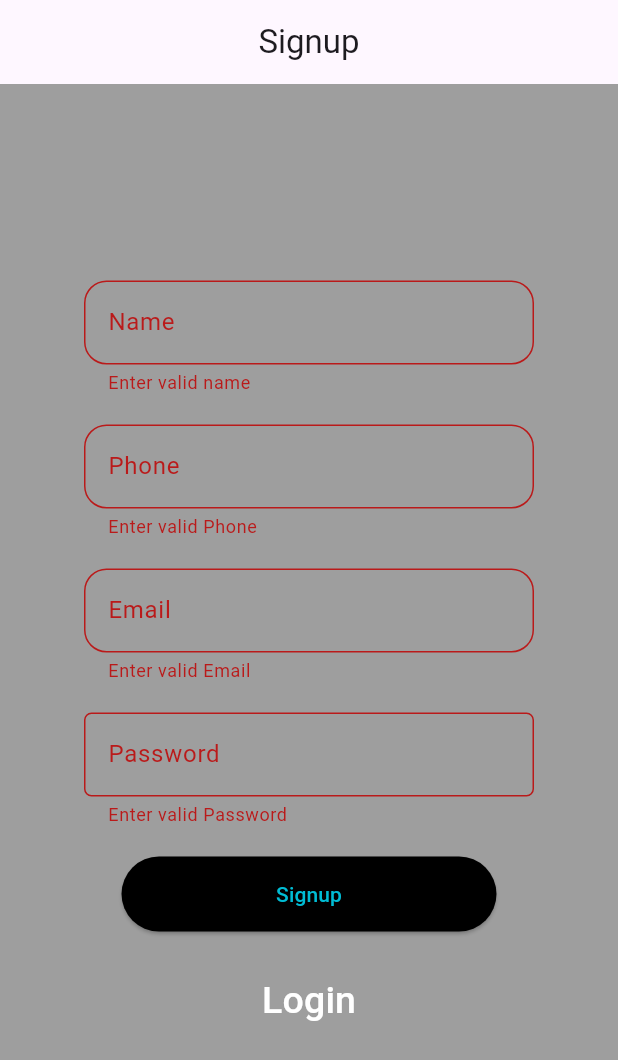
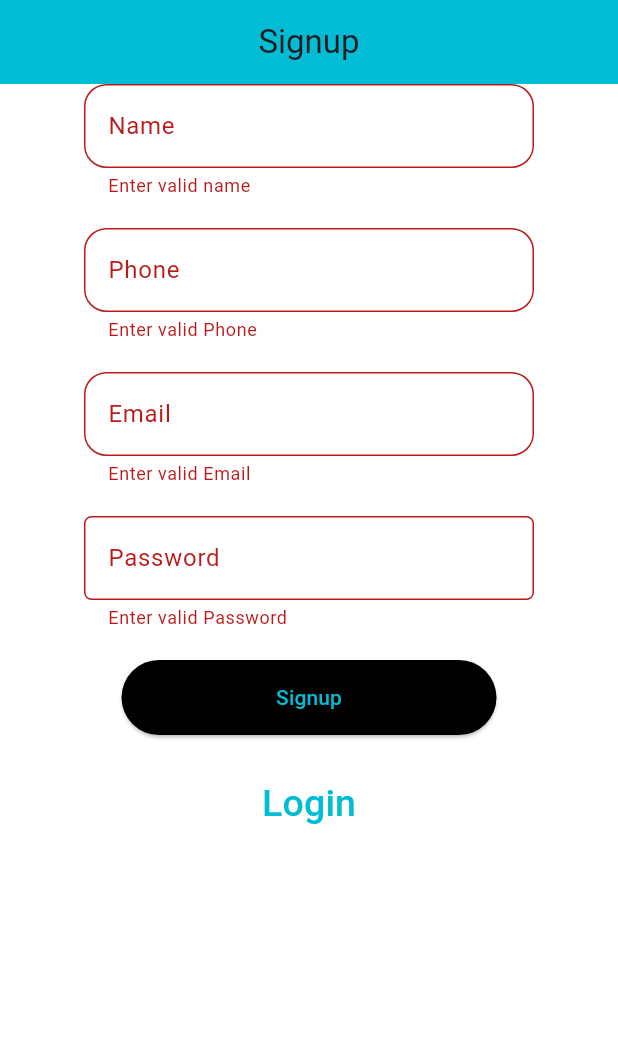
Before and after one commit to adamwaleedgamal/Flutter-Assisgmt, a Flutter app: the screen it shows after launch, after a tap on "Signup", on a phone screen of 412 x 824 dp. Shown: the top 1060 px of the screen. Run offline on Flutter 3.47's test engine with Material 3 defaults, Android fonts, the phone set to English and light mode, and no system bars; our stand-ins replace dio; network calls fail.

Commit message:
last commit

```diff
--- a/lib/main.dart
+++ b/lib/main.dart
@@ -1,5 +1,5 @@
 import 'package:adam_waleed_0522018/pages/signup.dart';
-import 'package:adam_waleed_0522018/provider/data_provider.dart';
+import 'package:adam_waleed_0522018/provider/ShopApp/data_provider.dart';
 import 'package:adam_waleed_0522018/provider/provider.dart';
 import 'package:flutter/material.dart';
 import 'package:provider/provider.dart';
@@ -17,10 +17,10 @@ class MyApp extends StatelessWidget {
   Widget build(BuildContext context) {
     return MultiProvider(providers:[
       ChangeNotifierProvider(
-        create: (context) => myp(),
+        create: (context) => ProviderLog(),
       ),
       ChangeNotifierProvider(
-        create: (context) => myp2(),
+        create: (context) => Providershop(),
       )
     ],
     child: MaterialApp(
--- a/lib/pages/home.dart
+++ b/lib/pages/ShopApp/home.dart
@@ -1,6 +1,6 @@
 import 'package:adam_waleed_0522018/Widget/item.dart';
-import 'package:adam_waleed_0522018/pages/productdet.dart';
-import 'package:adam_waleed_0522018/provider/data_provider.dart';
+import 'package:adam_waleed_0522018/pages/ShopApp/productdet.dart';
+import 'package:adam_waleed_0522018/provider/ShopApp/data_provider.dart';
 import 'package:flutter/material.dart';
 import 'package:provider/provider.dart';
 
@@ -9,7 +9,7 @@ class Home extends StatelessWidget {
 
   @override
   Widget build(BuildContext context) {
-    var p=Provider.of<myp2>(context);
+    var p=Provider.of<Providershop>(context);
     p.fech();
     return Scaffold(
       appBar: AppBar(
--- a/lib/pages/signup.dart
+++ b/lib/pages/signup.dart
@@ -11,10 +11,11 @@ class Signup extends StatelessWidget {
   var formkey=GlobalKey<FormState>();
   @override
   Widget build(BuildContext context) {
-    var p=Provider.of<myp>(context);
+    var p=Provider.of<ProviderLog>(context);
     return Scaffold(
-      backgroundColor: Colors.grey,
+      backgroundColor: Colors.white,
       appBar: AppBar(
+        backgroundColor: Colors.cyan,
         title: Text("Signup"),
         centerTitle: true,
       ),
@@ -22,13 +23,18 @@ class Signup extends StatelessWidget {
         key: formkey,
           child: Container(
             width: double.infinity,
+
             child: Column(
-              mainAxisAlignment: MainAxisAlignment.center,
+              mainAxisAlignment: MainAxisAlignment.start,
               children: [
                 Container(
+
                   width: 300,
+
                   child: TextFormField(
+
                     validator: (signup){
+
                       if(signup==null || signup.isEmpty)
                         {
                           return "Enter valid name";
@@ -49,6 +55,9 @@ class Signup extends StatelessWidget {
                       if(signup==null || signup.isEmpty)
                       {
                         return "Enter valid Phone";
+                      }
+                      if(signup.length!=11){
+                        return "Enter 11 num";
                       }
                     },
                     controller: phone,
@@ -108,7 +117,7 @@ class Signup extends StatelessWidget {
                 SizedBox(height: 20,),
                 TextButton(onPressed: (){
                   Navigator.push(context, MaterialPageRoute(builder: (context)=>Login()));
-                }, child: Text("Login",style: TextStyle(color: Colors.white,fontSize: 25),))
+                }, child: Text("Login",style: TextStyle(color: Colors.cyan,fontSize: 25),))
               ],
             ),
           )
--- /dev/null
+++ b/lib/provider/ShopApp/data_provider.dart
@@ -0,0 +1,15 @@
+import 'package:adam_waleed_0522018/models/ShopApp/data_model.dart';
+import 'package:adam_waleed_0522018/serviecs/ShopApp/data_serviecs.dart';
+import 'package:flutter/material.dart';
+
+
+class Providershop extends ChangeNotifier
+{
+  int i=0;
+  data_model? obj;
+  Future<void> fech()async
+  {
+    obj=await data_serviecs.get();
+    notifyListeners();
+  }
+}
--- a/lib/provider/data_provider.dart
+++ /dev/null
@@ -1,15 +0,0 @@
-import 'package:adam_waleed_0522018/models/data_model.dart';
-import 'package:adam_waleed_0522018/serviecs/data_serviecs.dart';
-import 'package:flutter/material.dart';
-
-
-class myp2 extends ChangeNotifier
-{
-  int i=0;
-  data_model? obj;
-  Future<void> fech()async
-  {
-    obj=await data_serviecs.get();
-    notifyListeners();
-  }
-}
--- a/lib/provider/provider.dart
+++ b/lib/provider/provider.dart
@@ -2,7 +2,7 @@ import 'package:adam_waleed_0522018/models/user_model.dart';
 import 'package:adam_waleed_0522018/serviecs/user_serviecs.dart';
 import 'package:flutter/material.dart';
 
-class myp extends ChangeNotifier
+class ProviderLog extends ChangeNotifier
 {
 //git
     user_model? obj;
@@ -11,11 +11,11 @@ class myp extends ChangeNotifier
       await user_services.signup(name, phone, email, password);
       notifyListeners();
     }
+
     Future<void> login(email,password)async
     {
       obj= await user_services.login(email, password);
       print("provider done");
       notifyListeners();
     }
-
 }
--- a/lib/serviecs/data_serviecs.dart
+++ b/lib/serviecs/ShopApp/data_serviecs.dart
@@ -1,4 +1,4 @@
-import 'package:adam_waleed_0522018/models/data_model.dart';
+import 'package:adam_waleed_0522018/models/ShopApp/data_model.dart';
 import 'package:dio/dio.dart';
 
 class data_serviecs
--- a/lib/serviecs/user_serviecs.dart
+++ b/lib/serviecs/user_serviecs.dart
@@ -20,8 +20,6 @@ class user_services
        }
    }
 
-
-
    static Future<user_model> login(email,password)async
    {
      var res=  await dio.post("https://student.valuxapps.com/api/login",
```
Also changed, not shown: lib/pages/signin.dart (+19 -3 lines), lib/models/ShopApp/data_model.dart (renamed from lib/models/data_model.dart), lib/pages/ShopApp/productdet.dart (renamed from lib/pages/productdet.dart).
